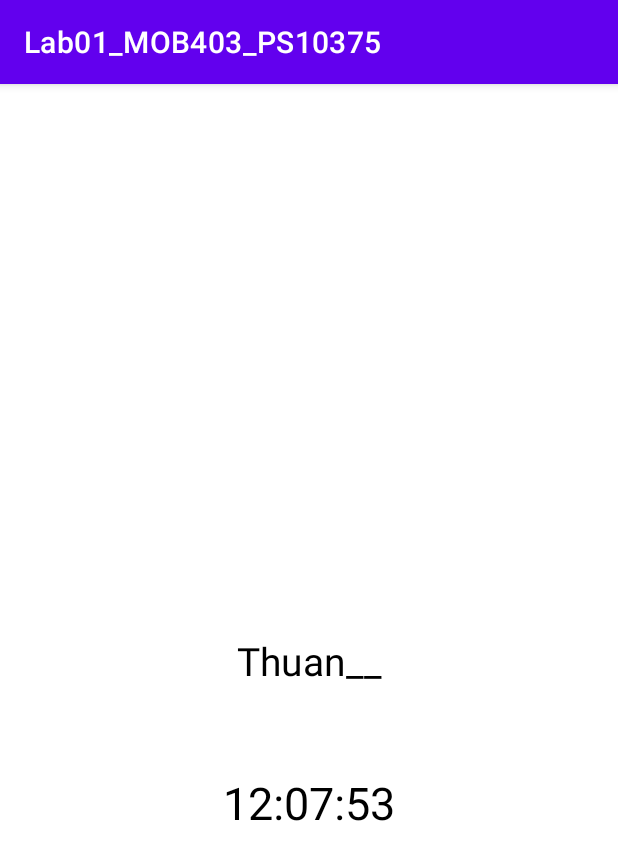
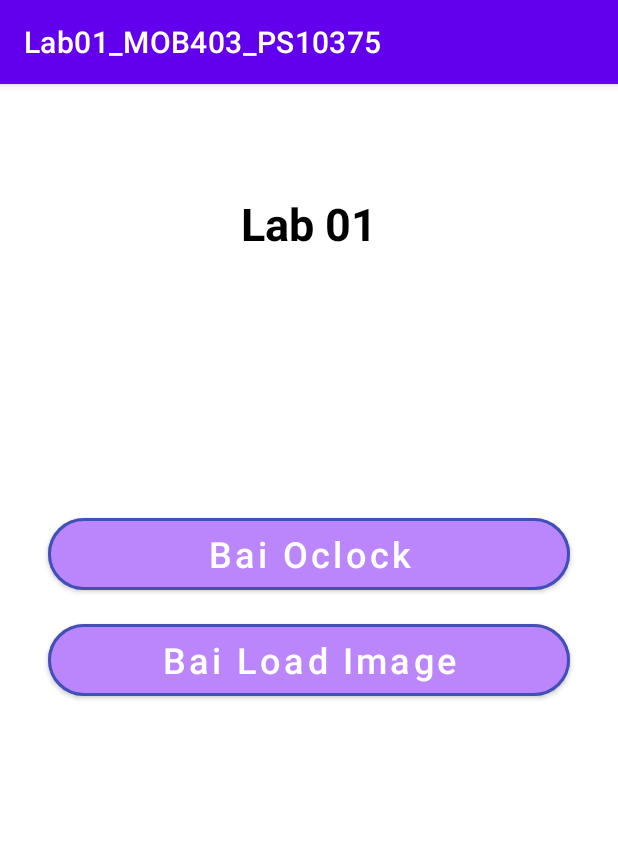
Before and after one commit to quangthuan01/Lab01_MOB403_PS10375, an Android app: the screen it shows after launch (MainActivity before the commit, MainActivity2 after it), on a phone screen of 412 x 824 dp. Shown: the top 860 px of the screen. Run offline under Robolectric (Android 15) with nearby library versions, the phone set to English and light mode, and no system bars.

Commit message:
Lab01_Mob403_PS10375

```diff
--- a/app/build.gradle
+++ b/app/build.gradle
@@ -35,4 +35,5 @@ dependencies {
     testImplementation 'junit:junit:4.+'
     androidTestImplementation 'androidx.test.ext:junit:1.1.3'
     androidTestImplementation 'androidx.test.espresso:espresso-core:3.4.0'
+    implementation 'com.android.volley:volley:1.1.1'
 }
--- /dev/null
+++ b/app/src/main/java/com/example/lab01_mob403_ps10375/FlashSrceen.java
@@ -0,0 +1,26 @@
+package com.example.lab01_mob403_ps10375;
+
+import androidx.appcompat.app.AppCompatActivity;
+
+import android.content.Intent;
+import android.os.Bundle;
+import android.os.Handler;
+
+public class FlashSrceen extends AppCompatActivity {
+
+    @Override
+    protected void onCreate(Bundle savedInstanceState) {
+        super.onCreate(savedInstanceState);
+        setContentView(R.layout.activity_flash_srceen);
+
+        Handler handler  = new Handler();
+        handler.postDelayed(new Runnable() {
+            @Override
+            public void run() {
+                startActivity(new Intent(FlashSrceen.this, MainActivity2.class));
+                finish();
+            }
+        },5000);
+
+    }
+}
--- a/app/src/main/java/com/example/lab01_mob403_ps10375/MainActivity.java
+++ b/app/src/main/java/com/example/lab01_mob403_ps10375/MainActivity.java
@@ -12,7 +12,7 @@ public class MainActivity extends AppCompatActivity implements Runnable {
 
     TextView tvContent, tvTime;
     Thread thread;
-    String myTime = "00:00:00";
+    String timeLab01 = "00:00:00";
 
     @Override
     protected void onCreate(Bundle savedInstanceState) {
@@ -21,9 +21,11 @@ public class MainActivity extends AppCompatActivity implements Runnable {
 
         tvContent = findViewById(R.id.tvContent);
         tvTime = findViewById(R.id.tvTime);
+
         thread = new Thread(this);
         thread.start();
-        tvContent.setText("Thuan__");
+
+        tvContent.setText("Successfully");
 
     }
 
@@ -32,12 +34,12 @@ public class MainActivity extends AppCompatActivity implements Runnable {
 
         for(int i=0; thread.isAlive(); i++){
             SimpleDateFormat sdf = new SimpleDateFormat("hh:mm:ss");
-            myTime = sdf.format(sdf.getCalendar().getTime());
-            Log.i("time: ", myTime);
+            timeLab01 = sdf.format(sdf.getCalendar().getTime());
+            Log.i("time: ", timeLab01);
             tvTime.post(new Runnable() {
                 @Override
                 public void run() {
-                    tvTime.setText(myTime);
+                    tvTime.setText(timeLab01);
                 }
             });
             try {
--- /dev/null
+++ b/app/src/main/java/com/example/lab01_mob403_ps10375/MainActivity2.java
@@ -0,0 +1,39 @@
+package com.example.lab01_mob403_ps10375;
+
+import androidx.appcompat.app.AppCompatActivity;
+
+import android.content.Intent;
+import android.os.Bundle;
+import android.view.View;
+import android.widget.Button;
+
+public class MainActivity2 extends AppCompatActivity {
+
+    Button btnOclock, btnLoadImage;
+
+    @Override
+    protected void onCreate(Bundle savedInstanceState) {
+        super.onCreate(savedInstanceState);
+        setContentView(R.layout.activity_main2);
+
+        btnOclock = findViewById(R.id.mainDongHo);
+        btnLoadImage = findViewById(R.id.main2_loadImage);
+
+        btnOclock.setOnClickListener(new View.OnClickListener() {
+            @Override
+            public void onClick(View v) {
+
+                startActivity(new Intent(MainActivity2.this, MainActivity.class));
+
+            }
+        });
+        btnLoadImage.setOnClickListener(new View.OnClickListener() {
+            @Override
+            public void onClick(View v) {
+
+                startActivity(new Intent(MainActivity2.this, Load_Image.class));
+
+            }
+        });
+    }
+}
--- a/app/src/main/res/layout/activity_main.xml
+++ b/app/src/main/res/layout/activity_main.xml
@@ -11,8 +11,9 @@
         android:layout_width="wrap_content"
         android:layout_height="wrap_content"
         android:text="Hello World!"
-        android:textSize="26sp"
+        android:textSize="30sp"
         android:textColor="@color/black"
+        app:layout_constraintVertical_bias=".5"
         app:layout_constraintBottom_toBottomOf="parent"
         app:layout_constraintLeft_toLeftOf="parent"
         app:layout_constraintRight_toRightOf="parent"
@@ -24,12 +25,12 @@
         android:layout_height="wrap_content"
         android:text="00:00:00"
         android:textColor="@color/black"
-        android:textSize="30sp"
+        android:textSize="50sp"
         app:layout_constraintBottom_toBottomOf="parent"
         app:layout_constraintEnd_toEndOf="parent"
         app:layout_constraintHorizontal_bias="0.5"
         app:layout_constraintStart_toStartOf="parent"
-        app:layout_constraintTop_toBottomOf="@+id/tvContent"
+        app:layout_constraintTop_toTopOf="parent"
         app:layout_constraintVertical_bias="0.175" />
 
 </androidx.constraintlayout.widget.ConstraintLayout>
--- /dev/null
+++ b/app/src/main/res/layout/activity_main2.xml
@@ -0,0 +1,63 @@
+<?xml version="1.0" encoding="utf-8"?>
+<androidx.constraintlayout.widget.ConstraintLayout xmlns:android="http://schemas.android.com/apk/res/android"
+    xmlns:app="http://schemas.android.com/apk/res-auto"
+    xmlns:tools="http://schemas.android.com/tools"
+    android:layout_width="match_parent"
+    android:layout_height="match_parent"
+    tools:context=".MainActivity2">
+
+    <TextView
+        android:layout_width="wrap_content"
+        android:layout_height="wrap_content"
+        android:text="Lab 01"
+        android:textSize="30sp"
+        android:textColor="@color/black"
+        android:textStyle="bold"
+        app:layout_constraintVertical_bias=".1"
+        app:layout_constraintBottom_toBottomOf="parent"
+        app:layout_constraintEnd_toEndOf="parent"
+        app:layout_constraintStart_toStartOf="parent"
+        app:layout_constraintTop_toTopOf="parent" />
+
+    <Button
+        android:id="@+id/mainDongHo"
+        android:layout_width="0dp"
+        android:layout_height="60dp"
+        android:layout_marginStart="32dp"
+        android:layout_marginEnd="32dp"
+        android:backgroundTint="@color/purple_200"
+        android:text="Bai Oclock"
+        app:cornerRadius="30dp"
+        android:textAllCaps="false"
+        android:textSize="24sp"
+        app:layout_constraintBottom_toBottomOf="parent"
+        app:layout_constraintEnd_toEndOf="parent"
+        app:layout_constraintStart_toStartOf="parent"
+        app:layout_constraintTop_toTopOf="parent"
+        app:layout_constraintVertical_bias=".4"
+        app:rippleColor="@color/teal_200"
+        app:strokeColor="#3F51B5"
+        app:strokeWidth="2dp" />
+
+    <Button
+        android:id="@+id/main2_loadImage"
+        android:layout_width="0dp"
+        android:layout_height="60dp"
+        android:layout_marginStart="32dp"
+        android:layout_marginEnd="32dp"
+        android:backgroundTint="@color/purple_200"
+        android:text="Bai Load Image"
+        android:textAllCaps="false"
+        android:textSize="24sp"
+        app:cornerRadius="30dp"
+        app:layout_constraintBottom_toBottomOf="parent"
+        app:layout_constraintEnd_toEndOf="parent"
+        app:layout_constraintStart_toStartOf="parent"
+        app:layout_constraintTop_toTopOf="parent"
+        app:layout_constraintVertical_bias=".5"
+        app:rippleColor="@color/teal_200"
+        app:strokeColor="#3F51B5"
+        app:strokeWidth="2dp" />
+
+
+</androidx.constraintlayout.widget.ConstraintLayout>
```
Also changed, not shown: app/src/main/AndroidManifest.xml (+17 -5 lines), app/src/main/java/com/example/lab01_mob403_ps10375/Bai02_Check_Login_Server.java (added, +62 -0 lines), app/src/main/java/com/example/lab01_mob403_ps10375/Load_Image.java (added, +75 -0 lines), app/src/main/res/layout/activity_bai02_check_login_server.xml (added, +57 -0 lines), app/src/main/res/layout/activity_flash_srceen.xml (added, +18 -0 lines), app/src/main/res/layout/activity_load_image.xml (added, +36 -0 lines), app/src/main/res/drawable/anhmain.jpg (added).
